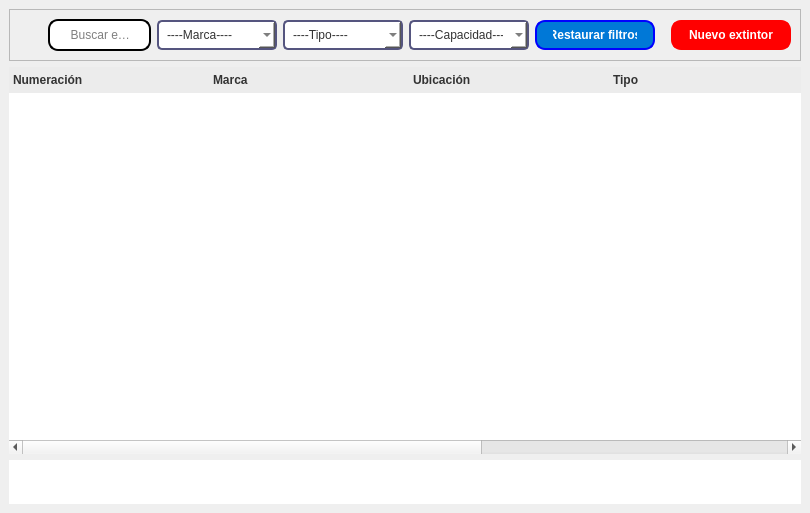
This is resources/ui/extintor_tab.ui in Julian2455/beatmat as Qt 5 draws it before an edit. The edited form follows.
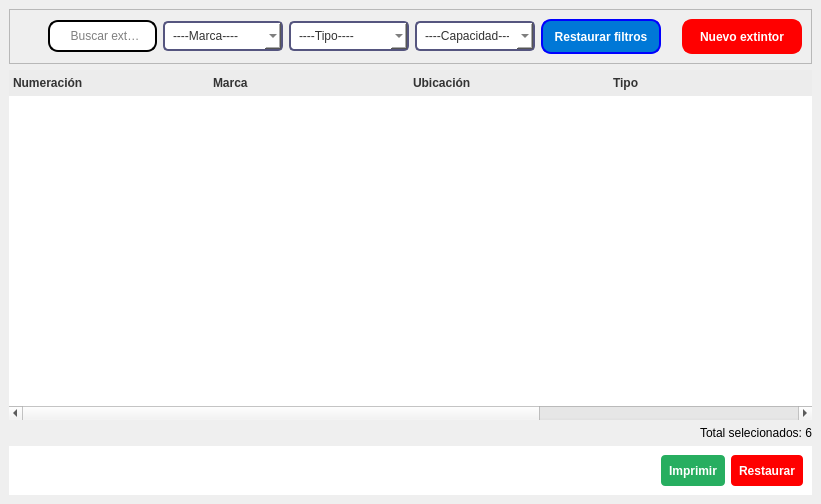
This is the edited form. Icons and pictures are not drawn.

Diff of the .ui file:
```diff
--- a/resources/ui/extintor_tab.ui
+++ b/resources/ui/extintor_tab.ui
@@ -6,8 +6,8 @@
    <rect>
     <x>0</x>
     <y>0</y>
-    <width>810</width>
-    <height>513</height>
+    <width>821</width>
+    <height>504</height>
    </rect>
   </property>
   <property name="windowTitle">
@@ -22,14 +22,22 @@
 }
 
 QPushButton {
+	color: rgb(255, 255, 255);
+	background-color: rgb(19, 109, 255);
+	background-color: rgb(35, 39, 255);
+	color: rgb(8, 0, 255);
     background-color: #007BFF;
     color: white;
-    border-radius: 8px;
-    padding: 6px 16px;
-    font-weight: bold;
+    border: none;
+    border-radius: 4px;
+    padding: 3px 8px;
+    min-height: 25px;
 }
 QPushButton:hover {
-    background-color: #0056b3;
+    background-color: #2980b9;
+}
+QPushButton:disabled {
+    background-color: #bdc3c7;
 }
 
 /* QLineEdit (buscador) */
@@ -229,7 +237,7 @@
         <property name="minimumSize">
          <size>
           <width>120</width>
-          <height>30</height>
+          <height>35</height>
          </size>
         </property>
         <property name="font">
@@ -272,7 +280,7 @@
         <property name="minimumSize">
          <size>
           <width>120</width>
-          <height>30</height>
+          <height>35</height>
          </size>
         </property>
         <property name="font">
@@ -437,6 +445,26 @@
        <set>AlignLeading|AlignVCenter</set>
       </property>
      </column>
+     <column>
+      <property name="text">
+       <string>Imprimir</string>
+      </property>
+      <property name="font">
+       <font>
+        <bold>true</bold>
+       </font>
+      </property>
+      <property name="textAlignment">
+       <set>AlignLeading|AlignVCenter</set>
+      </property>
+     </column>
+    </widget>
+   </item>
+   <item alignment="Qt::AlignRight">
+    <widget class="QLabel" name="contador">
+     <property name="text">
+      <string>Total selecionados: 6</string>
+     </property>
     </widget>
    </item>
    <item>
@@ -562,6 +590,43 @@
         </property>
        </spacer>
       </item>
+      <item>
+       <widget class="QPushButton" name="print_ext">
+        <property name="font">
+         <font>
+          <bold>true</bold>
+         </font>
+        </property>
+        <property name="cursor">
+         <cursorShape>PointingHandCursor</cursorShape>
+        </property>
+        <property name="styleSheet">
+         <string notr="true">background-color: #27ae60;</string>
+        </property>
+        <property name="text">
+         <string>Imprimir</string>
+        </property>
+        <property name="icon">
+         <iconset>
+          <normaloff>../images/print.png</normaloff>../images/print.png</iconset>
+        </property>
+       </widget>
+      </item>
+      <item>
+       <widget class="QPushButton" name="pushButton_6">
+        <property name="font">
+         <font>
+          <bold>true</bold>
+         </font>
+        </property>
+        <property name="styleSheet">
+         <string notr="true">background-color: rgb(255, 0, 0);</string>
+        </property>
+        <property name="text">
+         <string>Restaurar</string>
+        </property>
+       </widget>
+      </item>
      </layout>
     </widget>
    </item>
```
